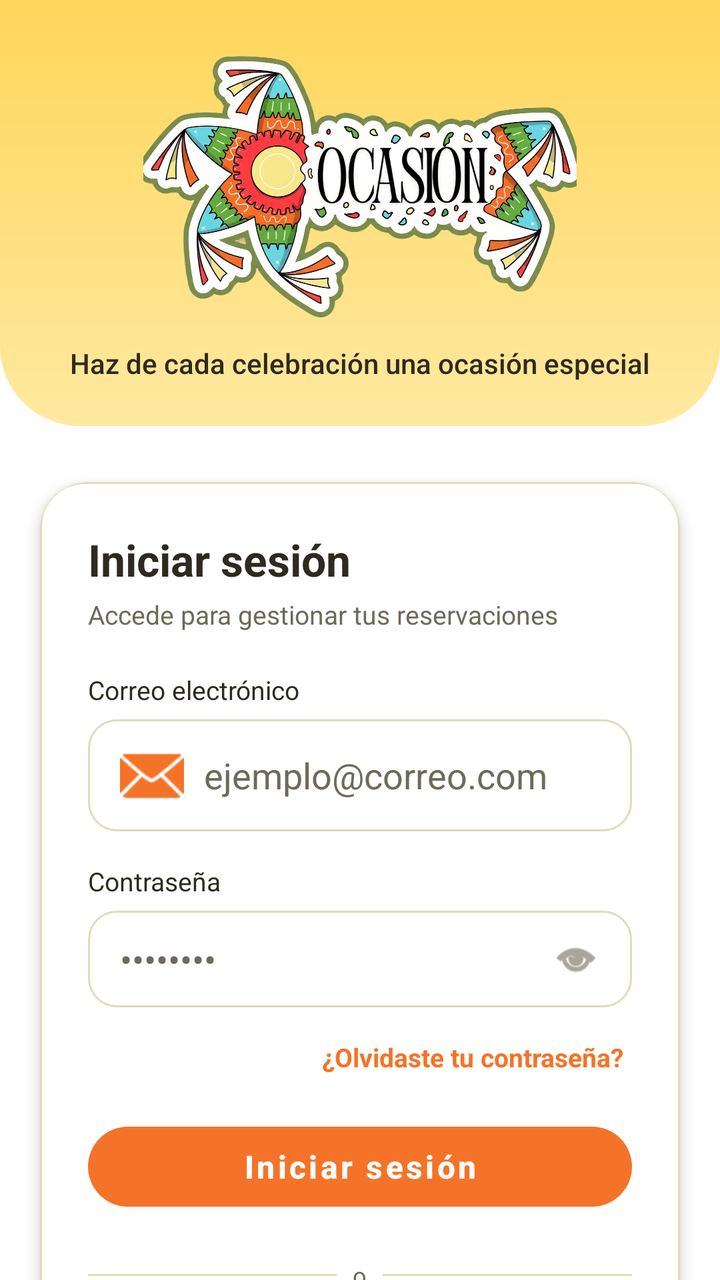
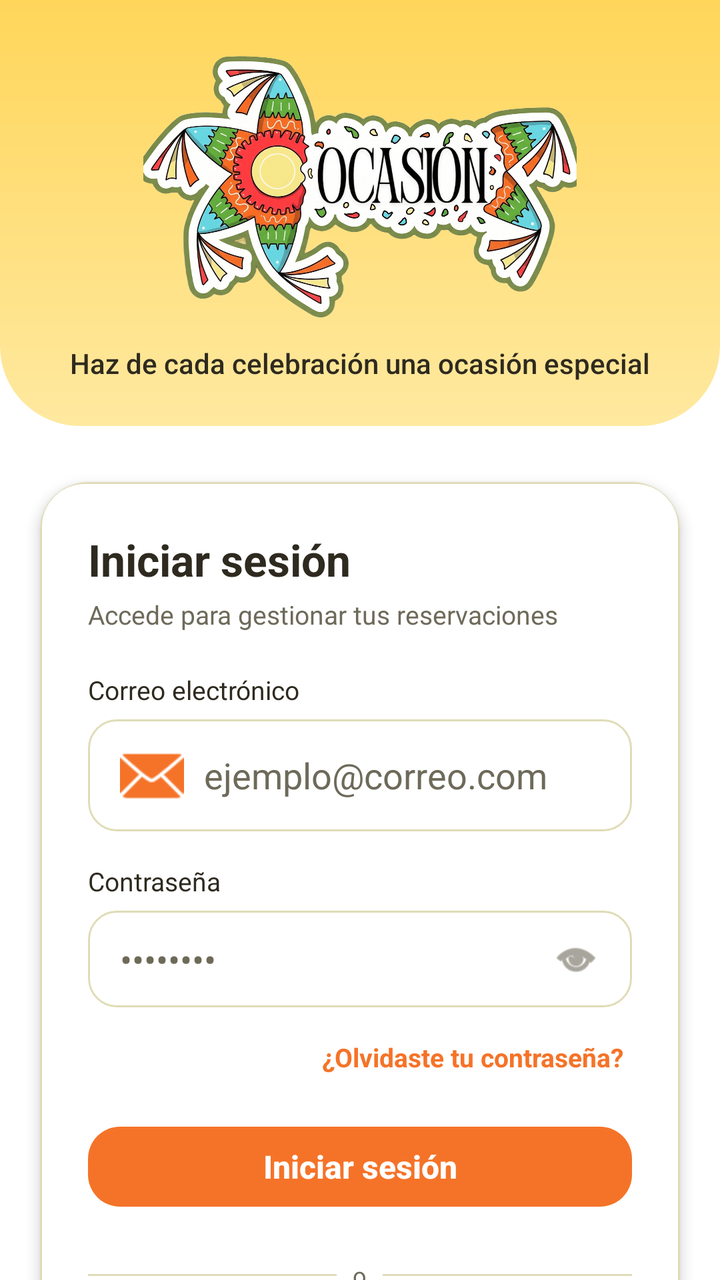

Two renders of the same Android screen: before a commit and after it. Below are the layout's source before the change and the commit's diff.
<!-- AndroidManifest.xml: activity theme Theme.Ocasion_mobil_v2 -->
<!-- res/layout/activity_login.xml -->
<?xml version="1.0" encoding="utf-8"?>
<androidx.core.widget.NestedScrollView xmlns:android="http://schemas.android.com/apk/res/android"
    xmlns:app="http://schemas.android.com/apk/res-auto"
    android:layout_width="match_parent"
    android:layout_height="match_parent"
    android:fillViewport="true"
    android:background="@color/bg_general">

    <androidx.constraintlayout.widget.ConstraintLayout
        android:layout_width="match_parent"
        android:layout_height="wrap_content">

        <include
            android:id="@+id/headerAcceso"
            layout="@layout/header_acceso_ocasion"
            android:layout_width="0dp"
            android:layout_height="wrap_content"
            app:layout_constraintTop_toTopOf="parent"
            app:layout_constraintStart_toStartOf="parent"
            app:layout_constraintEnd_toEndOf="parent" />

        
        <TextView
            android:id="@+id/tvAppName"
            android:fontFamily="sans-serif-medium"
            android:layout_width="wrap_content"
            android:layout_height="wrap_content"
            android:layout_marginTop="8dp"
            android:textColor="@color/texto_principal"
            android:textSize="12sp"
            android:textStyle="bold"
            app:layout_constraintEnd_toEndOf="parent"
            app:layout_constraintStart_toStartOf="parent"
            app:layout_constraintTop_toBottomOf="@id/headerAcceso"/>

        <androidx.cardview.widget.CardView
            android:id="@+id/cardForm"
            android:layout_width="0dp"
            android:layout_height="wrap_content"
            android:layout_marginTop="28dp"
            android:layout_marginStart="20dp"
            android:layout_marginEnd="20dp"
            android:layout_marginBottom="24dp"
            app:cardCornerRadius="24dp"
            app:cardElevation="4dp"
            app:cardBackgroundColor="@color/blanco"
            app:layout_constraintTop_toBottomOf="@id/headerAcceso"
            app:layout_constraintStart_toStartOf="parent"
            app:layout_constraintEnd_toEndOf="parent">

            <LinearLayout
                android:layout_width="match_parent"
                android:layout_height="wrap_content"
                android:orientation="vertical"
                android:padding="24dp"
                android:background="@drawable/bg_owner_card">

                <TextView
                    android:layout_width="wrap_content"
                    android:layout_height="wrap_content"
                    android:text="Iniciar sesión"
                    android:textColor="@color/texto_principal"
                    android:textSize="22sp"
                    android:textStyle="bold" />

                <TextView
                    android:layout_width="wrap_content"
                    android:layout_height="wrap_content"
                    android:layout_marginTop="4dp"
                    android:layout_marginBottom="20dp"
                    android:text="Accede para gestionar tus reservaciones"
                    android:textColor="@color/texto_secundario"
                    android:textSize="13sp" />

                
                <TextView
                    android:layout_width="wrap_content"
                    android:layout_height="wrap_content"
                    android:text="Correo electrónico"
                    android:textColor="@color/texto_principal"
                    android:textSize="13sp"
                    android:layout_marginBottom="6dp" />

                <EditText
                    android:id="@+id/etEmail"
                    android:layout_width="match_parent"
                    android:layout_height="wrap_content"
                    android:background="@drawable/bg_edittext"
                    android:hint="ejemplo@correo.com"
                    android:textColorHint="@color/texto_secundario"
                    android:textColor="@color/texto_principal"
                    android:inputType="textEmailAddress"
                    android:maxLines="1"
                    android:drawableStart="@android:drawable/ic_dialog_email"
                    android:drawablePadding="10dp"
                    android:drawableTint="@color/naranja_primario"
                    android:importantForAutofill="yes"
                    android:autofillHints="emailAddress" />

                
                <TextView
                    android:layout_width="wrap_content"
                    android:layout_height="wrap_content"
                    android:layout_marginTop="16dp"
                    android:text="Contraseña"
                    android:textColor="@color/texto_principal"
                    android:textSize="13sp"
                    android:layout_marginBottom="6dp" />

                <RelativeLayout
                    android:layout_width="match_parent"
                    android:layout_height="wrap_content">

                    <EditText
                        android:id="@+id/etPassword"
                        android:layout_width="match_parent"
                        android:layout_height="wrap_content"
                        android:background="@drawable/bg_edittext"
                        android:hint="••••••••"
                        android:textColorHint="@color/texto_secundario"
                        android:textColor="@color/texto_principal"
                        android:inputType="textPassword"
                        android:paddingEnd="48dp"
                        android:maxLines="1"
                        android:importantForAutofill="yes"
                        android:autofillHints="password" />

                    <ImageView
                        android:id="@+id/ivTogglePassword"
                        android:layout_width="24dp"
                        android:layout_height="24dp"
                        android:layout_alignParentEnd="true"
                        android:layout_centerVertical="true"
                        android:layout_marginEnd="16dp"
                        android:src="@android:drawable/ic_menu_view"
                        app:tint="@color/texto_secundario"
                        android:contentDescription="Mostrar/ocultar contraseña" />

                </RelativeLayout>

                
                <TextView
                    android:id="@+id/tvError"
                    android:layout_width="wrap_content"
                    android:layout_height="wrap_content"
                    android:layout_marginTop="10dp"
                    android:text="Correo o contraseña incorrectos"
                    android:textColor="@color/rojo_error"
                    android:textSize="12sp"
                    android:visibility="gone" />

                
                <TextView
                    android:id="@+id/tvForgotPassword"
                    android:layout_width="wrap_content"
                    android:layout_height="wrap_content"
                    android:layout_gravity="end"
                    android:layout_marginTop="12dp"
                    android:text="¿Olvidaste tu contraseña?"
                    android:textColor="@color/naranja_primario"
                    android:textSize="13sp"
                    android:textStyle="bold"
                    android:padding="4dp" />

                
                <com.google.android.material.button.MaterialButton
                    android:id="@+id/btnLogin"
                    android:layout_width="match_parent"
                    android:layout_height="wrap_content"
                    android:minHeight="52dp"
                    android:layout_marginTop="16dp"
                    style="@style/BotonOcasionPrincipal"
                    app:backgroundTint="@color/naranja_primario"
                    android:text="Iniciar sesión"
                    android:textColor="@color/blanco"
                    android:textSize="16sp"
                    android:textStyle="bold"
                    android:textAllCaps="false"
                    android:elevation="0dp"
                    android:stateListAnimator="@null" />

                
                <ProgressBar
                    android:id="@+id/progressLogin"
                    style="?android:attr/progressBarStyleSmall"
                    android:layout_width="wrap_content"
                    android:layout_height="wrap_content"
                    android:layout_gravity="center"
                    android:layout_marginTop="12dp"
                    android:visibility="gone"
                    android:indeterminateTint="@color/naranja_primario" />

                
                <LinearLayout
                    android:layout_width="match_parent"
                    android:layout_height="wrap_content"
                    android:orientation="horizontal"
                    android:gravity="center_vertical"
                    android:layout_marginTop="20dp">

                    <View
                        android:layout_width="0dp"
                        android:layout_height="1dp"
                        android:layout_weight="1"
                        android:background="@color/borde_input" />

                    <TextView
                        android:layout_width="wrap_content"
                        android:layout_height="wrap_content"
                        android:layout_marginStart="8dp"
                        android:layout_marginEnd="8dp"
                        android:text="o"
                        android:textColor="@color/texto_secundario"
                        android:textSize="12sp" />

                    <View
                        android:layout_width="0dp"
                        android:layout_height="1dp"
                        android:layout_weight="1"
                        android:background="@color/borde_input" />

                </LinearLayout>
                <com.google.android.material.button.MaterialButton
                    android:id="@+id/btnGoogleSignIn"
                    android:layout_width="match_parent"
                    android:layout_height="wrap_content"
                    android:minHeight="52dp"
                    android:layout_marginTop="16dp"
                    style="@style/BotonOcasionPrincipal"
                    app:backgroundTint="@color/naranja_primario"
                    android:text="Continuar con Google"
                    android:textAllCaps="false"
                    android:textSize="15sp"
                    android:textColor="@color/blanco"
                    android:gravity="center" />
                
                <LinearLayout
                    android:layout_width="match_parent"
                    android:layout_height="wrap_content"
                    android:orientation="horizontal"
                    android:gravity="center"
                    android:layout_marginTop="16dp">

                    <TextView
                        android:layout_width="wrap_content"
                        android:layout_height="wrap_content"
                        android:text="¿No tienes cuenta? "
                        android:textColor="@color/texto_secundario"
                        android:textSize="13sp" />

                    <TextView
                        android:id="@+id/tvGoToRegister"
                        android:layout_width="wrap_content"
                        android:layout_height="wrap_content"
                        android:text="Regístrate"
                        android:textColor="@color/verde_primario"
                        android:textSize="13sp"
                        android:textStyle="bold" />

                </LinearLayout>

            </LinearLayout>

        </androidx.cardview.widget.CardView>

    </androidx.constraintlayout.widget.ConstraintLayout>

</androidx.core.widget.NestedScrollView>
<!-- res/layout/header_acceso_ocasion.xml (included above) -->
<?xml version="1.0" encoding="utf-8"?>
<LinearLayout xmlns:android="http://schemas.android.com/apk/res/android"
    android:layout_width="match_parent"
    android:layout_height="wrap_content"
    android:background="@drawable/bg_header_curve"
    android:gravity="center"
    android:orientation="vertical"
    android:paddingStart="24dp"
    android:paddingTop="24dp"
    android:paddingEnd="24dp"
    android:paddingBottom="22dp">

    <ImageView
        android:id="@+id/imgLogo"
        android:layout_width="match_parent"
        android:layout_height="140dp"
        android:contentDescription="Ocasión"
        android:scaleType="fitCenter"
        android:src="@drawable/logo2" />

    <TextView
        android:id="@+id/tvLemaOcasion"
        android:layout_width="match_parent"
        android:layout_height="wrap_content"
        android:layout_marginTop="8dp"
        android:fontFamily="sans-serif-medium"
        android:gravity="center"
        android:text="Haz de cada celebración una ocasión especial"
        android:textColor="@color/texto_principal"
        android:textSize="14sp" />

</LinearLayout>
<!-- resources referenced by this layout -->
<resources>
  <color name="bg_general">#FFFFFF</color>
  <color name="blanco">#FFFFFF</color>
  <color name="borde_input">#E0DCB8</color>
  <color name="naranja_primario">#F57328</color>
  <color name="rojo_error">#CC3636</color>
  <color name="texto_principal">#2E2A1F</color>
  <color name="texto_secundario">#6E6A5A</color>
  <color name="verde_primario">#367E18</color>
  <!-- drawable bg_header_curve (drawable) -->
  <?xml version="1.0" encoding="utf-8"?>
  <shape xmlns:android="http://schemas.android.com/apk/res/android"
      android:shape="rectangle">
      <gradient
          android:startColor="@color/header_footer_dark"
          android:endColor="@color/header_footer_light"
          android:angle="270" />
      <corners
          android:bottomLeftRadius="40dp"
          android:bottomRightRadius="40dp" />
  </shape>
  <!-- drawable bg_owner_card (drawable) -->
  <?xml version="1.0" encoding="utf-8"?>
  <shape xmlns:android="http://schemas.android.com/apk/res/android"
      android:shape="rectangle">
  
      <solid android:color="@color/blanco" />
  
      <corners android:radius="22dp" />
  
      <stroke
          android:width="1dp"
          android:color="@color/borde_input" />
  
  </shape>
  <style name="BotonOcasionPrincipal" parent="Widget.MaterialComponents.Button">
          <item name="backgroundTint">@color/verde_primario</item>
          <item name="android:textColor">@color/blanco</item>
          <item name="android:textAllCaps">false</item>
          <item name="android:textStyle">bold</item>
          <item name="android:minHeight">48dp</item>
          <item name="cornerRadius">22dp</item>
      </style>
  <style name="Theme.Ocasion_mobil_v2" parent="Theme.MaterialComponents.Light.NoActionBar">
          <item name="colorPrimary">@color/verde_primario</item>
          <item name="colorPrimaryVariant">@color/verde_primario</item>
          <item name="colorOnPrimary">@color/blanco</item>
          <item name="colorSecondary">@color/naranja_primario</item>
          <item name="colorOnSecondary">@color/texto_principal</item>
          <item name="colorAccent">@color/naranja_primario</item>
  
          
          <item name="colorPrimaryDark">@color/header_footer_dark</item>
          <item name="android:statusBarColor">@color/header_footer_dark</item>
          <item name="android:windowLightStatusBar">true</item>
          <item name="android:enforceStatusBarContrast">false</item>
      </style>
  <color name="header_footer_dark">#FFD65A</color>
  <color name="header_footer_light">#FFE9A0</color>
  <!-- unchanged entries left out for length: 2 -->
</resources>

<!-- the commit's change to res/layout/activity_login.xml (unified diff, before → after) -->
@@ -233,6 +233,25 @@
                     android:textSize="15sp"
                     android:textColor="@color/blanco"
                     android:gravity="center" />
+                <com.google.android.material.button.MaterialButton
+                    android:id="@+id/btnPasesGuardados"
+                    style="@style/BotonOcasionSecundario"
+                    android:layout_width="match_parent"
+                    android:layout_height="wrap_content"
+                    android:layout_marginTop="12dp"
+                    android:text="@string/pases_guardados_acceso"
+                    android:visibility="gone" />
+                <com.google.android.material.button.MaterialButton
+                    android:id="@+id/btnCentroLegal"
+                    style="@style/Widget.MaterialComponents.Button.TextButton"
+                    android:layout_width="match_parent"
+                    android:layout_height="wrap_content"
+                    android:layout_marginTop="8dp"
+                    android:minHeight="48dp"
+                    android:text="@string/legal_centro"
+                    android:textAllCaps="false"
+                    android:textColor="@color/boton_texto" />
+
                 
                 <LinearLayout
                     android:layout_width="match_parent"
<!-- resource entries referenced after the edit -->
@@ -34,15 +34,37 @@
           android:color="@color/borde_input" />
   
   </shape>
+  <string name="legal_centro">Privacidad y términos</string>
+  <string name="pases_guardados_acceso">Ver pases guardados</string>
   <style name="BotonOcasionPrincipal" parent="Widget.MaterialComponents.Button">
-          <item name="backgroundTint">@color/verde_primario</item>
-          <item name="android:textColor">@color/blanco</item>
+          <item name="backgroundTint">@color/boton_principal_fondo</item>
+          <item name="android:textColor">@color/boton_texto</item>
           <item name="android:textAllCaps">false</item>
           <item name="android:textStyle">bold</item>
           <item name="android:minHeight">48dp</item>
-          <item name="cornerRadius">22dp</item>
+          <item name="cornerRadius">16dp</item>
+          <item name="android:letterSpacing">0</item>
+          <item name="android:stateListAnimator">@null</item>
+          <item name="elevation">0dp</item>
+          <item name="rippleColor">#242E2A1F</item>
+      </style>
+  <style name="BotonOcasionSecundario" parent="Widget.MaterialComponents.Button.OutlinedButton">
+          <item name="backgroundTint">@color/blanco</item>
+          <item name="strokeColor">@color/boton_secundario_borde</item>
+          <item name="strokeWidth">1dp</item>
+          <item name="android:textColor">@color/boton_texto</item>
+          <item name="android:textAllCaps">false</item>
+          <item name="android:minHeight">48dp</item>
+          <item name="cornerRadius">16dp</item>
+          <item name="android:textStyle">bold</item>
+          <item name="android:letterSpacing">0</item>
+          <item name="android:stateListAnimator">@null</item>
+          <item name="elevation">0dp</item>
+          <item name="rippleColor">#24F57328</item>
       </style>
   <style name="Theme.Ocasion_mobil_v2" parent="Theme.MaterialComponents.Light.NoActionBar">
+          <item name="materialButtonStyle">@style/BotonOcasionPrincipal</item>
+          <item name="materialButtonOutlinedStyle">@style/BotonOcasionSecundario</item>
           <item name="colorPrimary">@color/verde_primario</item>
           <item name="colorPrimaryVariant">@color/verde_primario</item>
           <item name="colorOnPrimary">@color/blanco</item>
